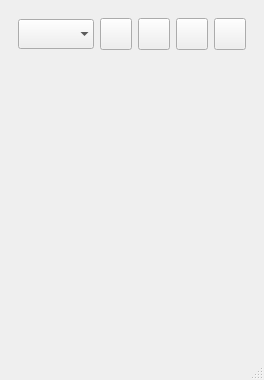
Old version of the form GUI/OWController/mainwindow.ui in the repository igorf7/OWController.
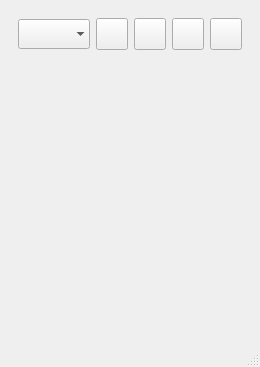
New version of the form. Icons and pictures are not drawn.

```diff
--- a/GUI/OWController/mainwindow.ui
+++ b/GUI/OWController/mainwindow.ui
@@ -9,8 +9,8 @@
    <rect>
     <x>0</x>
     <y>0</y>
-    <width>264</width>
-    <height>380</height>
+    <width>260</width>
+    <height>367</height>
    </rect>
   </property>
   <property name="windowTitle">
@@ -197,8 +197,8 @@
         <rect>
          <x>0</x>
          <y>0</y>
-         <width>246</width>
-         <height>260</height>
+         <width>242</width>
+         <height>248</height>
         </rect>
        </property>
       </widget>
```
Left out of the diff: 16 changed lines with no effect on the pictures.
